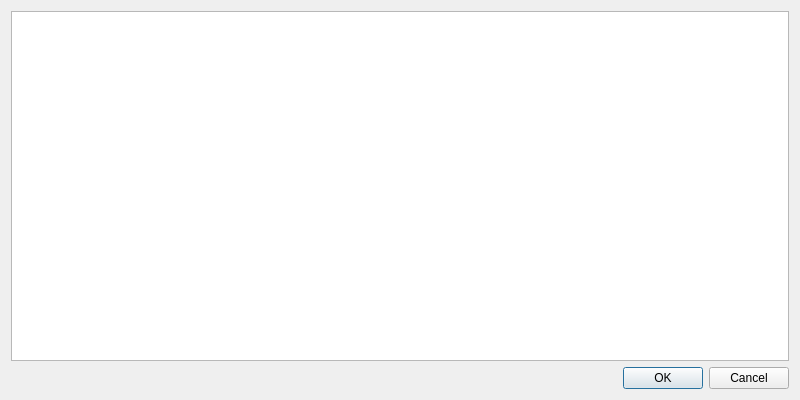
First picture: the form in tools/internal_crash_catcher/crash_dialog/ui/crash_dialog.ui, repository Kicer86/photobroom, before the edit.
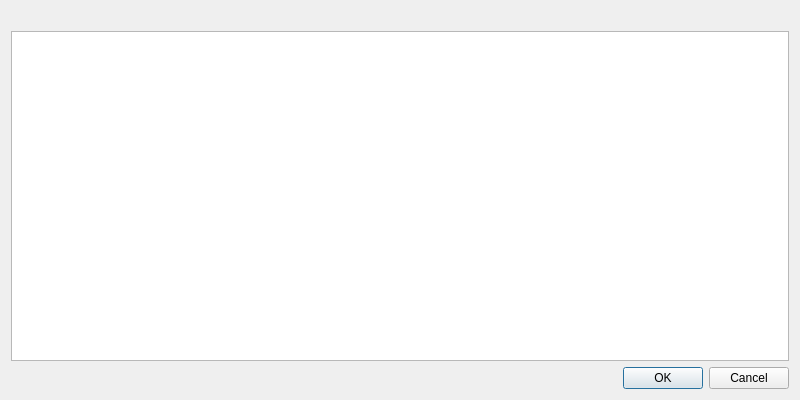
Second picture: the form after the edit.

Commit message: internal_crash_catcher: dialog: adding message about crash

Patch:
```diff
--- a/tools/internal_crash_catcher/crash_dialog/ui/crash_dialog.ui
+++ b/tools/internal_crash_catcher/crash_dialog/ui/crash_dialog.ui
@@ -14,6 +14,13 @@
    <string>Crash dialog</string>
   </property>
   <layout class="QVBoxLayout" name="verticalLayout">
+   <item>
+    <widget class="QLabel" name="crashLabel">
+     <property name="text">
+      <string/>
+     </property>
+    </widget>
+   </item>
    <item>
     <widget class="QPlainTextEdit" name="plainTextEdit">
      <property name="lineWrapMode">
```
The commit also changes 1 other file.
